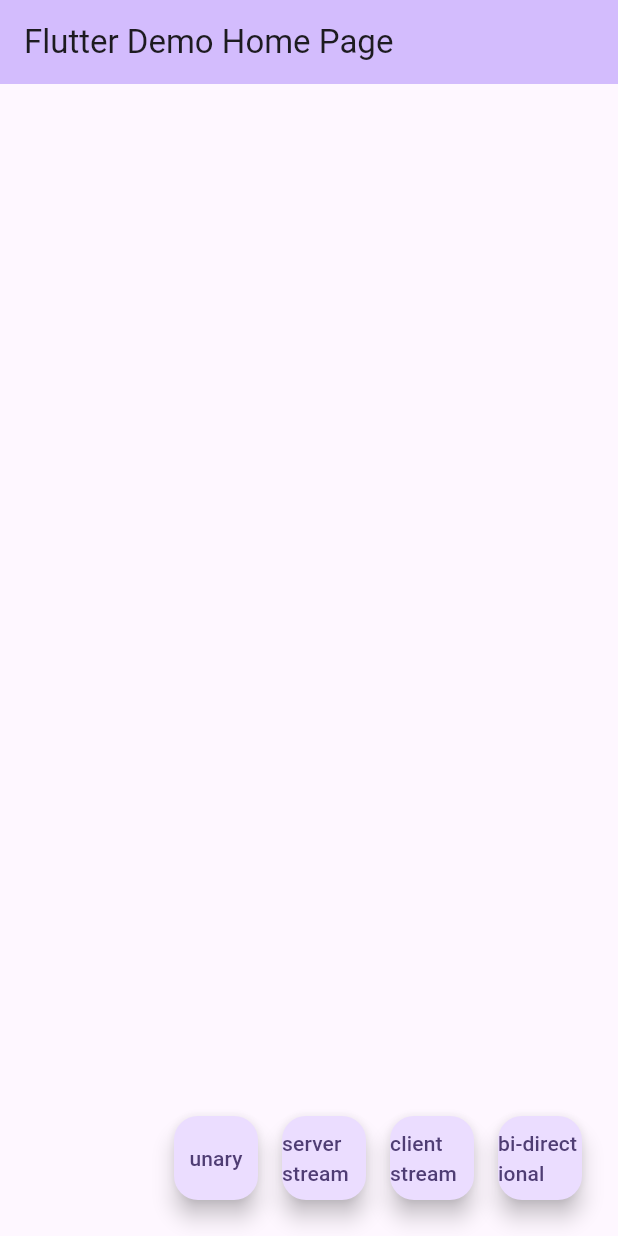
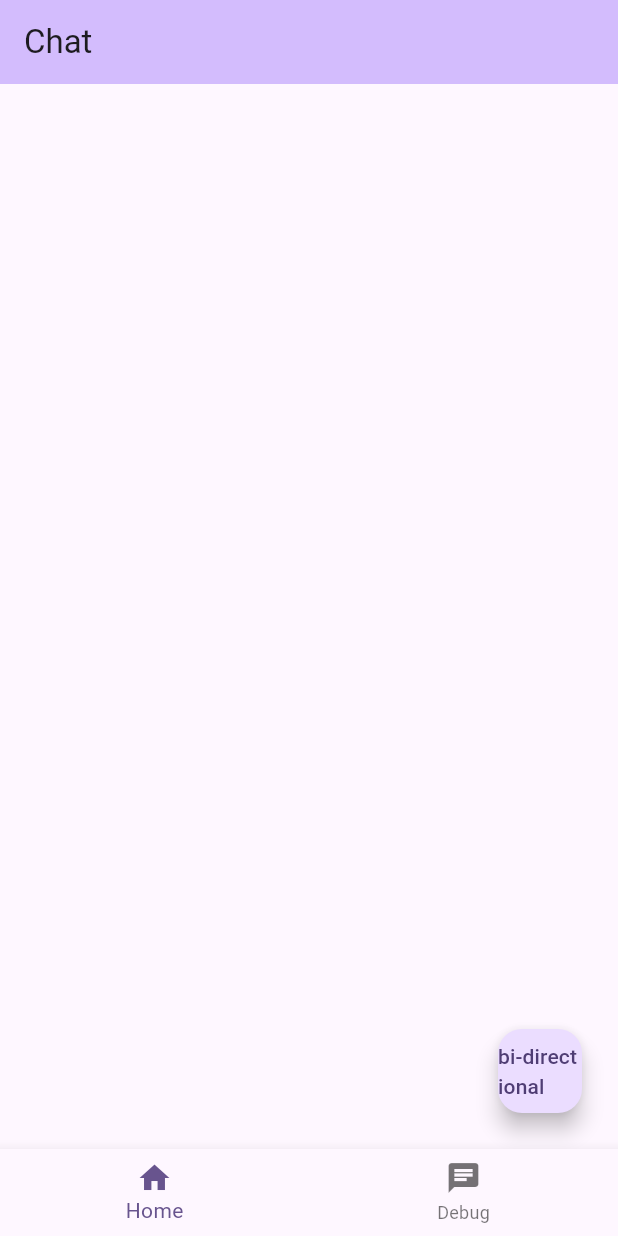
Before and after one commit to taqucinco-com/chat_and_voip, a Flutter app: the screen it shows after launch, after a tap on "bi-directional", on a phone screen of 412 x 824 dp. Run offline on Flutter 3.47's test engine with Material 3 defaults, Android fonts, the phone set to English and light mode, and no system bars; our stand-ins replace flutter_hooks, go_router, hooks_riverpod; missing offline and left inert: grpc, protobuf; statements that could not run were skipped.

Commit message:
タブに分割

```diff
--- a/myflutterapp/lib/main.dart
+++ b/myflutterapp/lib/main.dart
@@ -1,22 +1,6 @@
 import 'package:flutter/material.dart';
-import 'package:myflutterapp/my_home_page.dart';
+import 'package:myflutterapp/my_app.dart';
 
 void main() {
-  runApp(const MyApp());
+  runApp(MyApp());
 }
-
-class MyApp extends StatelessWidget {
-  const MyApp({super.key});
-
-  @override
-  Widget build(BuildContext context) {
-    return MaterialApp(
-      title: 'Flutter Demo',
-      theme: ThemeData(
-        colorScheme: ColorScheme.fromSeed(seedColor: Colors.deepPurple),
-        useMaterial3: true,
-      ),
-      home: const MyHomePage(title: 'Flutter Demo Home Page'),
-    );
-  }
-}
--- /dev/null
+++ b/myflutterapp/lib/my_app.dart
@@ -0,0 +1,107 @@
+import 'package:flutter/material.dart';
+import 'package:go_router/go_router.dart';
+import 'package:myflutterapp/page/home_page.dart';
+import 'package:myflutterapp/page/debug_page.dart';
+
+// https://github.com/flutter/packages/blob/main/packages/go_router/example/lib/stateful_shell_route.dart
+
+final GlobalKey<NavigatorState> _rootNavigatorKey =
+    GlobalKey<NavigatorState>(debugLabel: 'root');
+
+class MyApp extends StatelessWidget {
+  MyApp({super.key});
+
+  @override
+  Widget build(BuildContext context) {
+    return MaterialApp.router(
+      title: 'Flutter Demo',
+      theme: ThemeData(
+        colorScheme: ColorScheme.fromSeed(seedColor: Colors.deepPurple),
+        useMaterial3: true,
+      ),
+      routerConfig: _router,
+    );
+  }
+
+  final _router = GoRouter(
+    navigatorKey: _rootNavigatorKey,
+    initialLocation: '/',
+    routes: [
+      StatefulShellRoute.indexedStack(
+        builder: (BuildContext context, GoRouterState state,
+            StatefulNavigationShell navigationShell) {
+          return ScaffoldWithNavBar(navigationShell: navigationShell);
+        },
+        branches: [
+          StatefulShellBranch(
+            routes: [
+              GoRoute(
+                path: '/',
+                builder: (BuildContext context, GoRouterState state) =>
+                    const HomePage(title: 'Chat'),
+                routes: const [],
+              ),
+            ],
+          ),
+          StatefulShellBranch(
+            routes: [
+              GoRoute(
+                path: '/debug',
+                builder: (BuildContext context, GoRouterState state) =>
+                    const DebugPage(title: 'Debug'),
+              ),
+            ],
+          ),
+        ],
+      ),
+    ],
+  );
+}
+
+/// Builds the "shell" for the app by building a Scaffold with a
+/// BottomNavigationBar, where [child] is placed in the body of the Scaffold.
+class ScaffoldWithNavBar extends StatelessWidget {
+  /// Constructs an [ScaffoldWithNavBar].
+  const ScaffoldWithNavBar({
+    required this.navigationShell,
+    Key? key,
+  }) : super(key: key ?? const ValueKey<String>('ScaffoldWithNavBar'));
+
+  /// The navigation shell and container for the branch Navigators.
+  final StatefulNavigationShell navigationShell;
+
+  @override
+  Widget build(BuildContext context) {
+    return Scaffold(
+      body: navigationShell,
+      bottomNavigationBar: BottomNavigationBar(
+        // Here, the items of BottomNavigationBar are hard coded. In a real
+        // world scenario, the items would most likely be generated from the
+        // branches of the shell route, which can be fetched using
+        // `navigationShell.route.branches`.
+        items: const <BottomNavigationBarItem>[
+          BottomNavigationBarItem(icon: Icon(Icons.home), label: 'Home'),
+          BottomNavigationBarItem(icon: Icon(Icons.chat), label: 'Debug'),
+        ],
+        currentIndex: navigationShell.currentIndex,
+        onTap: (int index) => _onTap(context, index),
+      ),
+    );
+  }
+
+  /// Navigate to the current location of the branch at the provided index when
+  /// tapping an item in the BottomNavigationBar.
+  void _onTap(BuildContext context, int index) {
+    // When navigating to a new branch, it's recommended to use the goBranch
+    // method, as doing so makes sure the last navigation state of the
+    // Navigator for the branch is restored.
+    navigationShell.goBranch(
+      index,
+      // A common pattern when using bottom navigation bars is to support
+      // navigating to the initial location when tapping the item that is
+      // already active. This example demonstrates how to support this behavior,
+      // using the initialLocation parameter of goBranch.
+      initialLocation: index == navigationShell.currentIndex,
+    );
+  }
+}
--- a/myflutterapp/lib/my_home_page.dart
+++ b/myflutterapp/lib/page/debug_page.dart
@@ -6,8 +6,8 @@ import 'package:myflutterapp/src/generated/helloworld.pbgrpc.dart';
 import 'package:flutter_hooks/flutter_hooks.dart';
 import 'package:hooks_riverpod/hooks_riverpod.dart';
 
-class MyHomePage extends HookConsumerWidget {
-  const MyHomePage({super.key, required this.title});
+class DebugPage extends HookConsumerWidget {
+  const DebugPage({super.key, required this.title});
 
   final String title;
 
--- /dev/null
+++ b/myflutterapp/lib/page/home_page.dart
@@ -0,0 +1,71 @@
+// ignore_for_file: depend_on_referenced_packages, avoid_print
+
+import 'package:flutter/material.dart';
+import 'package:grpc/grpc.dart';
+import 'package:myflutterapp/src/generated/helloworld.pbgrpc.dart';
+import 'package:flutter_hooks/flutter_hooks.dart';
+import 'package:hooks_riverpod/hooks_riverpod.dart';
+
+class HomePage extends HookConsumerWidget {
+  const HomePage({super.key, required this.title});
+
+  final String title;
+
+  @override
+  Widget build(BuildContext context, WidgetRef ref) {
+    final _log = useState<List<String>>([]);
+
+    void _biDirectional() async {
+      final channel = ClientChannel(
+        'localhost',
+        port: 50051,
+        options:
+            const ChannelOptions(credentials: ChannelCredentials.insecure()),
+      );
+      final stub = GreeterClient(channel);
+
+      Stream<HelloRequest> requestStream() async* {
+        yield HelloRequest()..name = 'taro';
+        _log.value = [..._log.value, 'Greeter bi-directional send: taro'];
+        yield HelloRequest()..name = 'hanako';
+        _log.value = [..._log.value, 'Greeter bi-directional send: hanako'];
+      }
+
+      final responseStream = stub.sayChat(requestStream());
+      await for (var response in responseStream) {
+        _log.value = [
+          ..._log.value,
+          'Greeter bi-directional received: ${response.message}'
+        ];
+      }
+      _log.value = [..._log.value, 'Greeter bi-directional close'];
+    }
+
+    return Scaffold(
+      appBar: AppBar(
+        backgroundColor: Theme.of(context).colorScheme.inversePrimary,
+        title: Text(title),
+      ),
+      body: SingleChildScrollView(
+        child: Column(
+          children: _log.value.map((v) => Text(v)).toList(),
+        ),
+      ),
+      floatingActionButton: Row(
+        mainAxisAlignment: MainAxisAlignment.end,
+        children: <Widget>[
+          Padding(
+            padding: const EdgeInsets.all(8.0),
+            child: FloatingActionButton(
+              onPressed: () async {
+                _biDirectional();
+              },
+              tooltip: 'bi-directional',
+              child: const Text('bi-directional'),
+            ),
+          ),
+        ],
+      ),
+    );
+  }
+}
--- a/myflutterapp/pubspec.yaml
+++ b/myflutterapp/pubspec.yaml
@@ -41,6 +41,7 @@ dependencies:
   grpc: ^3.2.4
   flutter_riverpod: ^2.5.1
   hooks_riverpod: ^2.5.1
+  go_router: ^13.2.2
 
 dev_dependencies:
   flutter_test:
```
Also changed, not shown: myflutterapp/lib/feature/GreeterRepository.dart (added, +104 -0 lines), myflutterapp/pubspec.lock, 1 other file.
